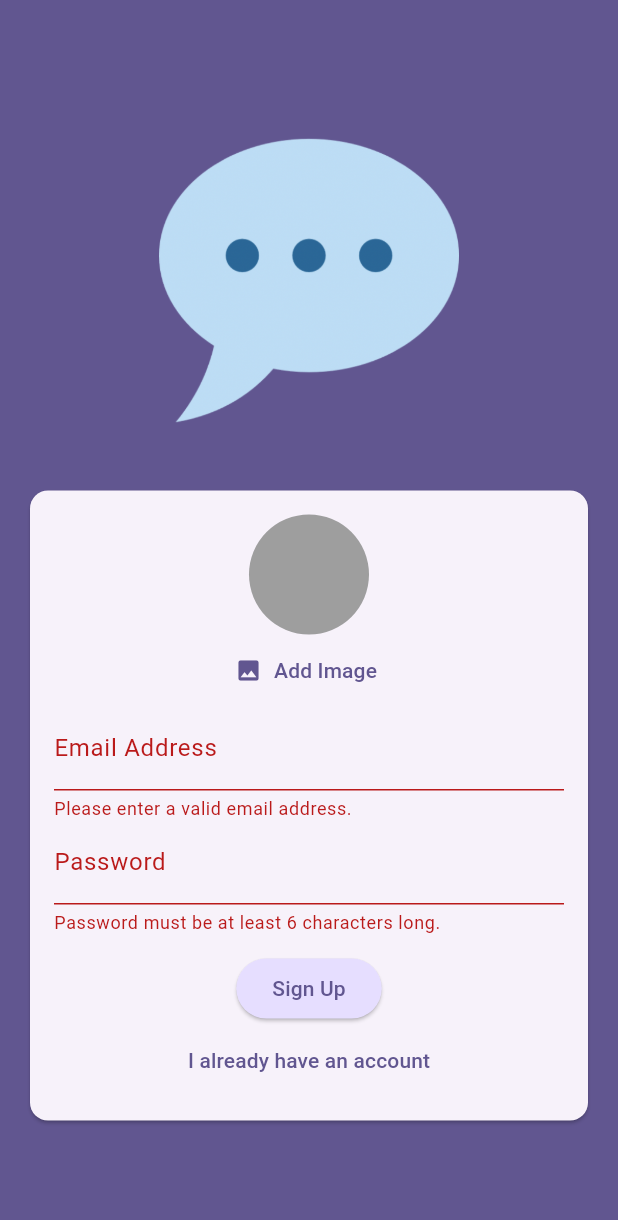
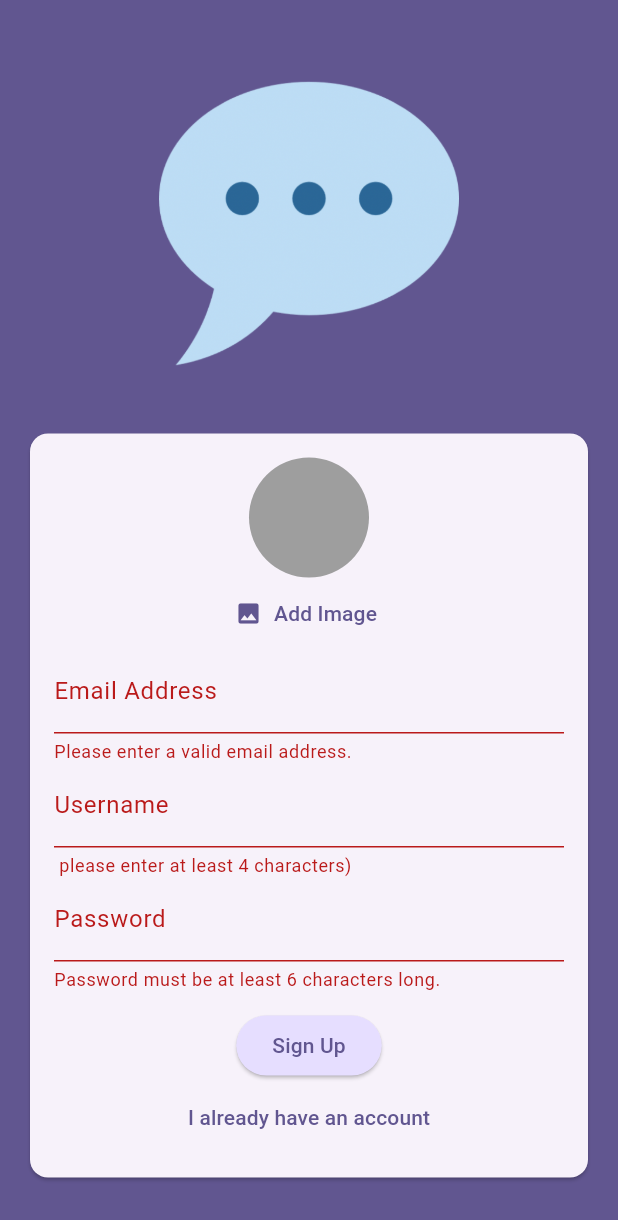
Before and after one commit to purbashis/chatapp, a Flutter app: the screen it shows after launch, after a tap on "Login", after a tap on "Create an account", after a tap on "Sign Up", on a phone screen of 412 x 824 dp. Shown: the top 1220 px of the screen. Run offline on Flutter 3.47's test engine with Material 3 defaults, Android fonts, the phone set to English and light mode, and no system bars; our stand-ins replace cloud_firestore, firebase_auth, firebase_core, firebase_storage, image_picker; accounts and stored records are empty.

Commit message:
storing username

```diff
--- a/lib/screens/auth.dart
+++ b/lib/screens/auth.dart
@@ -22,6 +22,7 @@ class _AuthScreenState extends State<AuthScreen> {
   var _enteredPassword = "";
   File? _selectedImage;
   var _isAuthenticating = false;
+  var _enteredUsername = "";
 
   void _submit() async {
     final isValid = _form.currentState!.validate();
@@ -62,11 +63,10 @@ class _AuthScreenState extends State<AuthScreen> {
             .collection('users')
             .doc(userCredentials.user!.uid)
             .set({
-              'username':'to be done...',
-              'email':_enteredEmail,
-              'image_url':imageUrl,
-            });
-
+          'username': _enteredUsername,
+          'email': _enteredEmail,
+          'image_url': imageUrl,
+        });
       }
     } on FirebaseAuthException catch (error) {
       // Handle FirebaseAuthException
@@ -138,6 +138,24 @@ class _AuthScreenState extends State<AuthScreen> {
                               _enteredEmail = value!;
                             },
                           ),
+
+                          if(!_isLogin)
+                          TextFormField(
+                            decoration:
+                                const InputDecoration(labelText: 'Username'),
+                            enableSuggestions: false,
+                            validator: (value) {
+                              if (value == null ||
+                                  value.isEmpty ||
+                                  value.trim().length < 4) {
+                                return ' please enter at least 4 characters)';
+                              }
+                              return null;
+                            },
+                            onSaved: (value) {
+                              _enteredUsername = value!;
+                            },
+                          ),
                           TextFormField(
                             decoration: const InputDecoration(
                               labelText: 'Password',
```
Also changed, not shown: 1 other file.
